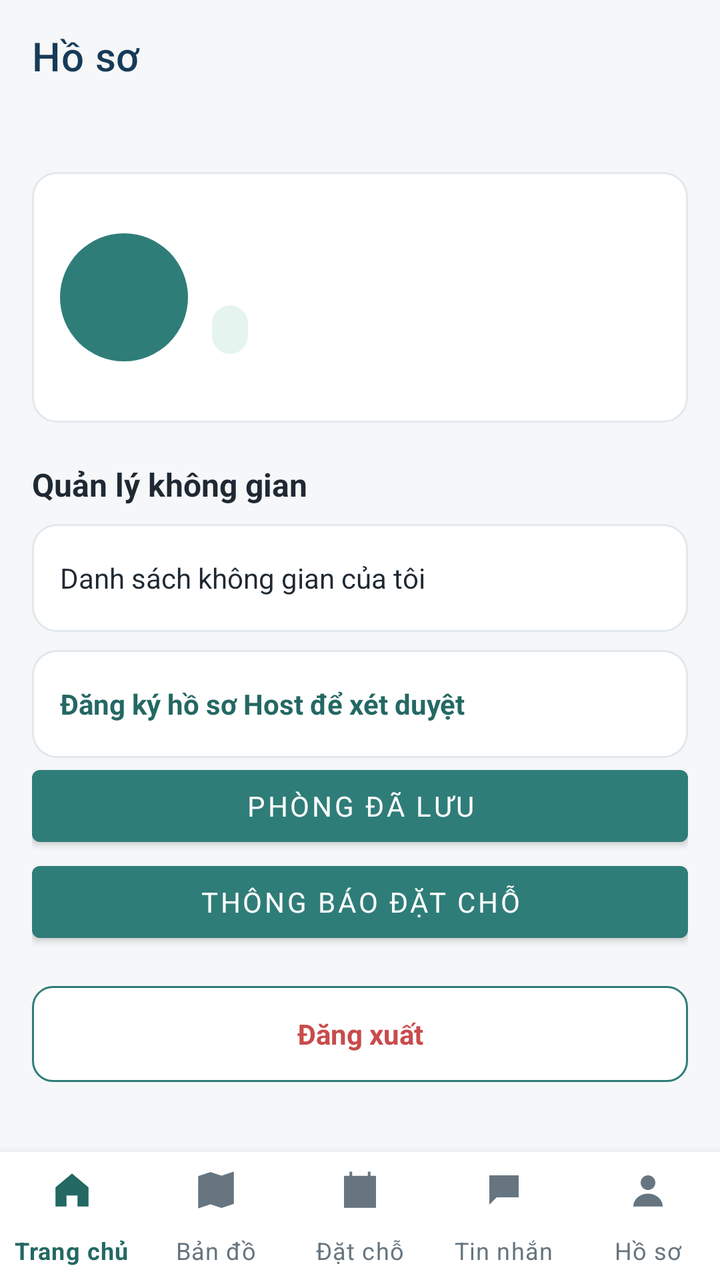
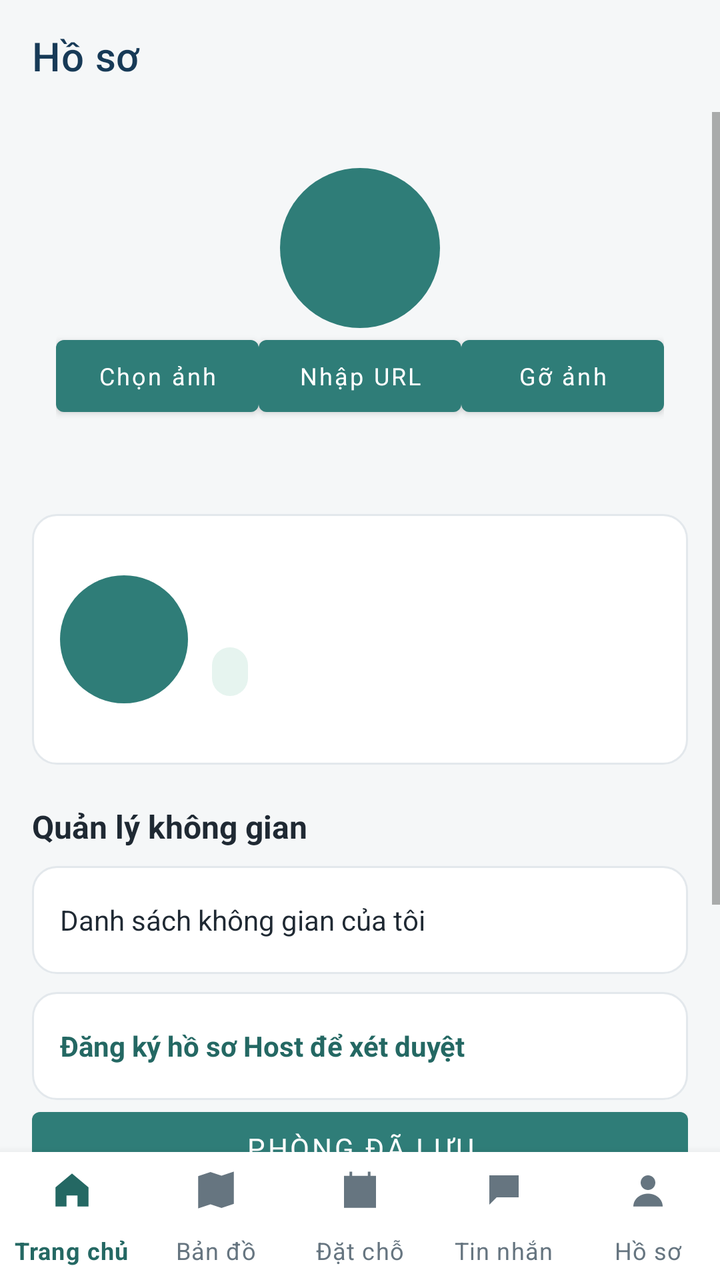

Compare the two renders of this Android layout. The source of the first and the diff that turns it into the second are given below.
<!-- AndroidManifest.xml: application theme Theme.BroomSharing -->
<!-- res/layout/activity_profile.xml -->
<LinearLayout xmlns:android="http://schemas.android.com/apk/res/android" xmlns:app="http://schemas.android.com/apk/res-auto" android:id="@+id/profileRoot" android:layout_width="match_parent" android:layout_height="match_parent" android:orientation="vertical" android:background="@color/screen_bg">
    <com.google.android.material.appbar.MaterialToolbar android:layout_width="match_parent" android:layout_height="?attr/actionBarSize" app:title="@string/nav_profile_label" app:titleTextColor="@color/navy" />
    <ScrollView android:layout_width="match_parent" android:layout_height="0dp" android:layout_weight="1" android:fillViewport="true">
        <LinearLayout android:layout_width="match_parent" android:layout_height="wrap_content" android:orientation="vertical" android:padding="16dp">
            <LinearLayout android:layout_width="match_parent" android:layout_height="wrap_content" android:layout_marginTop="14dp" android:background="@drawable/bg_card" android:gravity="center_vertical" android:orientation="horizontal" android:padding="14dp">
                <TextView android:id="@+id/profileInitial" android:layout_width="64dp" android:layout_height="64dp" android:background="@drawable/bg_circle_teal" android:gravity="center" android:textColor="@color/white" android:textSize="24sp" android:textStyle="bold" />
                <LinearLayout android:layout_width="0dp" android:layout_height="wrap_content" android:layout_marginStart="12dp" android:layout_weight="1" android:orientation="vertical">
                    <TextView android:layout_width="match_parent" android:layout_height="wrap_content" android:id="@+id/profileName" android:textColor="@color/text_primary" android:textSize="17sp" android:textStyle="bold" />
                    <TextView android:layout_width="match_parent" android:layout_height="wrap_content" android:layout_marginTop="4dp" android:id="@+id/profileSubtitle" android:textColor="@color/text_secondary" android:textSize="14sp" />
                    <TextView android:id="@+id/profilePhone" android:layout_width="match_parent" android:layout_height="wrap_content" android:layout_marginTop="4dp" android:textColor="@color/text_secondary" android:textSize="12sp" android:visibility="gone" />
                    <TextView android:layout_width="wrap_content" android:layout_height="wrap_content" android:layout_marginTop="7dp" android:background="@drawable/bg_status" android:paddingStart="9dp" android:paddingTop="4dp" android:paddingEnd="9dp" android:paddingBottom="4dp" android:id="@+id/profileBadge" android:textColor="@color/teal_dark" android:textSize="12sp" android:textStyle="bold" />
                    <TextView android:id="@+id/profileUsername" android:layout_width="match_parent" android:layout_height="wrap_content" android:layout_marginTop="4dp" android:textSize="12sp" android:textColor="@color/text_secondary" />
                </LinearLayout>
            </LinearLayout>
            <TextView android:layout_width="match_parent" android:layout_height="wrap_content" android:layout_marginTop="20dp" android:text="@string/profile_host_management" android:textColor="@color/text_primary" android:textSize="16sp" android:textStyle="bold" android:id="@+id/hostSectionTitle" />
            <LinearLayout android:layout_width="match_parent" android:layout_height="wrap_content" android:layout_marginTop="9dp" android:background="@drawable/bg_card" android:orientation="vertical" android:id="@+id/hostManagementMenu">
                <TextView android:id="@+id/btnMenuMySpaces" android:layout_width="match_parent" android:layout_height="wrap_content" android:gravity="center_vertical" android:paddingStart="14dp" android:paddingEnd="14dp" android:text="@string/profile_my_spaces" android:textColor="@color/text_primary" android:textSize="14sp" android:clickable="true" android:focusable="true" android:foreground="?attr/selectableItemBackground" android:minHeight="54dp" android:paddingTop="12dp" android:paddingBottom="12dp" />
            </LinearLayout>
            <TextView android:id="@+id/btnMenuHostApply" android:layout_width="match_parent" android:layout_height="wrap_content" android:gravity="center_vertical" android:paddingStart="14dp" android:paddingEnd="14dp" android:text="@string/profile_apply_host" android:textColor="@color/teal_dark" android:textSize="14sp" android:textStyle="bold" android:clickable="true" android:focusable="true" android:layout_marginTop="9dp" android:background="@drawable/bg_card" android:foreground="?attr/selectableItemBackground" android:minHeight="54dp" android:paddingTop="12dp" android:paddingBottom="12dp" />
            <Button android:id="@+id/btnFavorites" android:layout_width="match_parent" android:layout_height="wrap_content" android:text="Phòng đã lưu" />
            <Button android:id="@+id/btnNotices" android:layout_width="match_parent" android:layout_height="wrap_content" android:text="Thông báo đặt chỗ" />
            <TextView android:layout_width="match_parent" android:layout_height="48dp" android:layout_marginTop="18dp" android:layout_marginBottom="10dp" android:background="@drawable/bg_button_outline" android:gravity="center" android:id="@+id/profileSignOut" android:text="Đăng xuất" android:textColor="@color/danger" android:textSize="14sp" android:textStyle="bold" android:clickable="true" android:focusable="true" android:foreground="?attr/selectableItemBackground" />
        </LinearLayout>
    </ScrollView>
    <include layout="@layout/view_guest_navigation" />
</LinearLayout>
<!-- res/layout/view_guest_navigation.xml (included above) -->
<com.google.android.material.bottomnavigation.BottomNavigationView xmlns:android="http://schemas.android.com/apk/res/android" xmlns:app="http://schemas.android.com/apk/res-auto"
android:id="@+id/bottomNavigation" android:layout_width="match_parent" android:layout_height="64dp" android:background="@color/white" app:labelVisibilityMode="labeled" app:itemHorizontalTranslationEnabled="false" app:itemIconSize="22dp" app:itemIconTint="@color/guest_nav_tint" app:itemTextColor="@color/guest_nav_tint" app:menu="@menu/menu_bottom_nav"/>
<!-- resources referenced by this layout -->
<resources>
  <color name="danger">#C94B4B</color>
  <color name="navy">#173A57</color>
  <color name="screen_bg">#F5F7F8</color>
  <color name="teal_dark">#246863</color>
  <color name="text_primary">#1F2933</color>
  <color name="text_secondary">#667580</color>
  <color name="white">#FFFFFF</color>
  <!-- drawable bg_button_outline (drawable) -->
  <shape xmlns:android="http://schemas.android.com/apk/res/android" android:shape="rectangle">
      <solid android:color="@color/white" />
      <corners android:radius="10dp" />
      <stroke android:width="1dp" android:color="@color/teal" />
  </shape>
  <!-- drawable bg_card (drawable) -->
  <shape xmlns:android="http://schemas.android.com/apk/res/android" android:shape="rectangle">
      <solid android:color="@color/white" />
      <corners android:radius="12dp" />
      <stroke android:width="1dp" android:color="@color/border" />
  </shape>
  <!-- drawable bg_circle_teal (drawable) -->
  <shape xmlns:android="http://schemas.android.com/apk/res/android" android:shape="oval">
      <solid android:color="@color/teal" />
  </shape>
  <!-- drawable bg_status (drawable) -->
  <shape xmlns:android="http://schemas.android.com/apk/res/android" android:shape="rectangle">
      <solid android:color="#E6F4EF" />
      <corners android:radius="50dp" />
  </shape>
  <string name="nav_profile_label">Hồ sơ</string>
  <string name="profile_apply_host">Đăng ký hồ sơ Host để xét duyệt</string>
  <string name="profile_host_management">Quản lý không gian</string>
  <string name="profile_my_spaces">Danh sách không gian của tôi</string>
  <style name="Theme.BroomSharing" parent="Theme.MaterialComponents.DayNight.NoActionBar">
          <item name="colorPrimary">@color/teal</item>
          <item name="colorSecondary">@color/teal</item>
          <item name="colorPrimaryVariant">@color/teal_dark</item>
          <item name="colorOnPrimary">@color/white</item>
          <item name="android:fontFamily">sans-serif</item>
          <item name="android:windowLightStatusBar">true</item>
          <item name="android:statusBarColor">@color/white</item>
          <item name="android:navigationBarColor">@color/white</item>
          <item name="android:windowBackground">@color/screen_bg</item>
      </style>
  <color name="teal">#2F7D78</color>
  <color name="border">#E3E8EC</color>
</resources>

<!-- the commit's change to res/layout/activity_profile.xml (unified diff, before → after) -->
@@ -2,6 +2,7 @@
     <com.google.android.material.appbar.MaterialToolbar android:layout_width="match_parent" android:layout_height="?attr/actionBarSize" app:title="@string/nav_profile_label" app:titleTextColor="@color/navy" />
     <ScrollView android:layout_width="match_parent" android:layout_height="0dp" android:layout_weight="1" android:fillViewport="true">
         <LinearLayout android:layout_width="match_parent" android:layout_height="wrap_content" android:orientation="vertical" android:padding="16dp">
+            <include layout="@layout/view_avatar_editor" />
             <LinearLayout android:layout_width="match_parent" android:layout_height="wrap_content" android:layout_marginTop="14dp" android:background="@drawable/bg_card" android:gravity="center_vertical" android:orientation="horizontal" android:padding="14dp">
                 <TextView android:id="@+id/profileInitial" android:layout_width="64dp" android:layout_height="64dp" android:background="@drawable/bg_circle_teal" android:gravity="center" android:textColor="@color/white" android:textSize="24sp" android:textStyle="bold" />
                 <LinearLayout android:layout_width="0dp" android:layout_height="wrap_content" android:layout_marginStart="12dp" android:layout_weight="1" android:orientation="vertical">
@@ -24,6 +25,21 @@
     </ScrollView>
     <include layout="@layout/view_guest_navigation" />
 </LinearLayout>
+<!-- res/layout/view_avatar_editor.xml (included above) -->
+<?xml version="1.0" encoding="utf-8"?>
+<LinearLayout xmlns:android="http://schemas.android.com/apk/res/android" android:layout_width="match_parent" android:layout_height="wrap_content" android:orientation="vertical" android:gravity="center_horizontal" android:padding="12dp">
+    <FrameLayout android:layout_width="80dp" android:layout_height="80dp">
+        <TextView android:id="@+id/avatarInitial" android:layout_width="match_parent" android:layout_height="match_parent" android:background="@drawable/bg_circle_teal" android:gravity="center" android:textSize="30sp" android:textColor="@color/white"/>
+        <ImageView android:id="@+id/avatarPhoto" android:layout_width="match_parent" android:layout_height="match_parent" android:scaleType="centerCrop" android:contentDescription="@string/avatar_title" android:visibility="gone"/>
+    </FrameLayout>
+    <LinearLayout android:layout_width="match_parent" android:layout_height="wrap_content" android:orientation="horizontal" android:gravity="center">
+        <Button android:id="@+id/btnAvatarGallery" android:layout_width="0dp" android:layout_weight="1" android:layout_height="wrap_content" android:text="@string/avatar_gallery" android:textAllCaps="false" android:textSize="12sp"/>
+        <Button android:id="@+id/btnAvatarUrl" android:layout_width="0dp" android:layout_weight="1" android:layout_height="wrap_content" android:text="@string/avatar_url" android:textAllCaps="false" android:textSize="12sp"/>
+        <Button android:id="@+id/btnAvatarRemove" android:layout_width="0dp" android:layout_weight="1" android:layout_height="wrap_content" android:text="@string/avatar_remove" android:textAllCaps="false" android:textSize="12sp"/>
+    </LinearLayout>
+    <ProgressBar android:id="@+id/avatarProgress" android:layout_width="24dp" android:layout_height="24dp" android:visibility="gone"/>
+    <TextView android:id="@+id/avatarFeedback" android:layout_width="match_parent" android:layout_height="wrap_content" android:gravity="center" android:textColor="@color/danger" android:accessibilityLiveRegion="polite"/>
+</LinearLayout>
 <!-- res/layout/view_guest_navigation.xml (included above) -->
 <com.google.android.material.bottomnavigation.BottomNavigationView xmlns:android="http://schemas.android.com/apk/res/android" xmlns:app="http://schemas.android.com/apk/res-auto"
 android:id="@+id/bottomNavigation" android:layout_width="match_parent" android:layout_height="64dp" android:background="@color/white" app:labelVisibilityMode="labeled" app:itemHorizontalTranslationEnabled="false" app:itemIconSize="22dp" app:itemIconTint="@color/guest_nav_tint" app:itemTextColor="@color/guest_nav_tint" app:menu="@menu/menu_bottom_nav"/>
<!-- resource entries referenced after the edit -->
@@ -28,6 +28,10 @@
       <solid android:color="#E6F4EF" />
       <corners android:radius="50dp" />
   </shape>
+  <string name="avatar_gallery">Chọn ảnh</string>
+  <string name="avatar_remove">Gỡ ảnh</string>
+  <string name="avatar_title">Ảnh đại diện</string>
+  <string name="avatar_url">Nhập URL</string>
   <string name="nav_profile_label">Hồ sơ</string>
   <string name="profile_apply_host">Đăng ký hồ sơ Host để xét duyệt</string>
   <string name="profile_host_management">Quản lý không gian</string>
